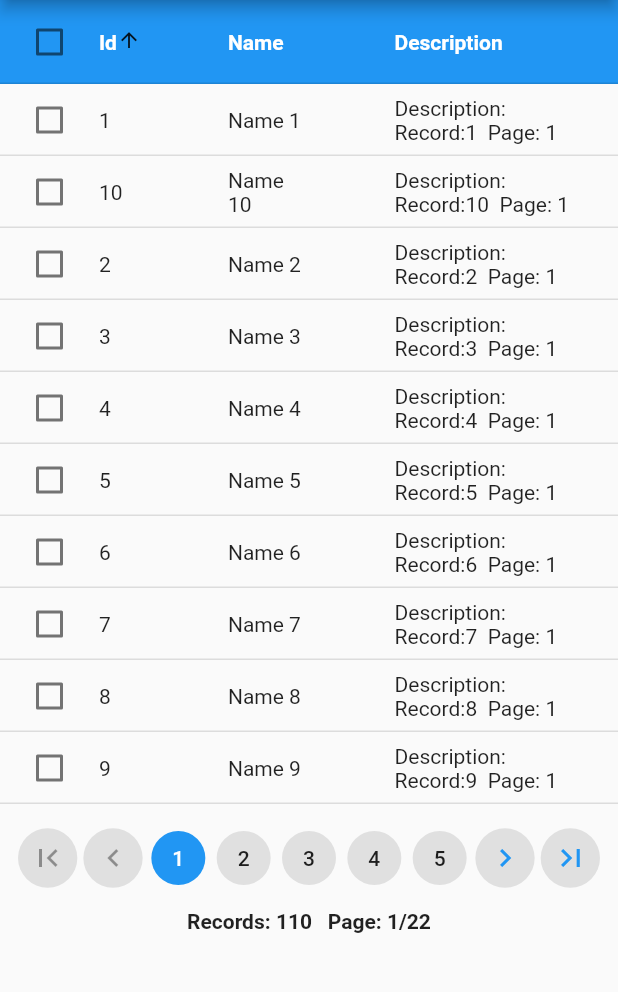
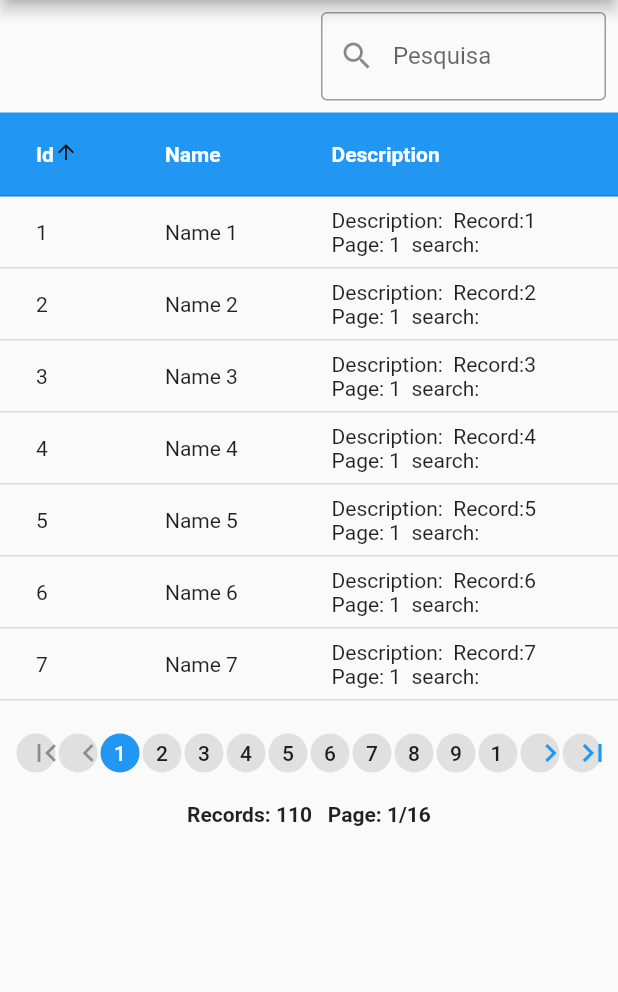
Before and after one commit to ddbits/dc_datatable, a Flutter app: the screen it shows after launch, after a tap on "Id", on a phone screen of 412 x 824 dp, the part 84-1076 px from its top. Run offline on Flutter 3.47's test engine with Material 2 defaults, Android fonts, the phone set to English and light mode, and no system bars.

Commit message:
release 1.0.3
 Add Search Field and loading dialog

```diff
--- a/example/lib/main.dart
+++ b/example/lib/main.dart
@@ -39,6 +39,8 @@ class MyHomePage extends StatelessWidget {
     DcDataTableController controller = MyDataTableController(context);
 
     controller.sortColumnIndex = 1;
+    controller.limitPages = 10;
+    controller.pageSize = 7;
 
     return Scaffold(
       appBar: AppBar(
@@ -54,7 +56,9 @@ class MyHomePage extends StatelessWidget {
               labelPage: 'Page',
               labelRecords: 'Records',
               labelNoRecords: 'No Records',
-              pageSize: 5,
+              showCheckboxColumn: false,
+              showInputSearch: true,
+              textInputActionSearch: TextInputAction.search,
               columns: [
                 DataColumn(
                     label: const Text('Id'),
@@ -137,25 +141,28 @@ class MyDataTableController extends DcDataTableController {
   MyDataTableController(super.context);
 
   @override
-  void onLoadData() async {
+  Future<void> onLoadData() async {
     //get Data from API
     debugPrint("fetch data from  api...");
+    loadding = true;
     Future.delayed(
-      const Duration(seconds: 0),
+      const Duration(seconds: 2),
       () {
-        debugPrint(" data return now");
-        List<ModelExample> dataList = List.generate(10, (i) {
+        List<ModelExample> dataList = List.generate(pageSize, (i) {
           i++;
           return ModelExample(
               id: i + (currentPage * 10),
               name: "Name ${i + (currentPage * 10)} ",
               description:
-                  "Description:  Record:${i + (currentPage * 10)}  Page: ${currentPage + 1}");
+                  "Description:  Record:${i + (currentPage * 10)}  Page: ${currentPage + 1}  search: $searchValue ");
         });
 
+        //set result Data from Api
         data = dataList;
         //symbolic value
         totalRecords = 110;
+        //close dialog loading
+        loadding = false;
       },
     );
   }
--- a/lib/dc_datatable_paginator.dart
+++ b/lib/dc_datatable_paginator.dart
@@ -2,5 +2,4 @@ library dc_datatable_paginator;
 
 export 'src/dc_datatable.dart';
 export 'src/dc_button.dart';
-export 'src/dc_paged.dart';
 export 'src/dc_datatable_controller.dart';
--- a/lib/src/dc_button.dart
+++ b/lib/src/dc_button.dart
@@ -24,7 +24,7 @@ class DcButton extends StatelessWidget {
     return Flexible(
       fit: FlexFit.loose,
       child: Padding(
-        padding: const EdgeInsets.all(2.0),
+        padding: const EdgeInsets.all(1.0),
         child: TextButton(
           onPressed: onPressed,
           style: TextButton.styleFrom(
--- a/lib/src/dc_datatable.dart
+++ b/lib/src/dc_datatable.dart
@@ -6,28 +6,33 @@ import 'dc_paginator.dart';
 
 class DcDataTable extends StatefulWidget {
   final List<DataColumn> columns;
-  final int pageSize;
-  final int limitPages;
-  final int initialPage;
+
   final bool paginator;
   final String labelPage;
   final String labelRecords;
   final String labelNoRecords;
+  final bool showCheckboxColumn;
+  final bool showInputSearch;
+  final String labelSearch;
+  final String labelLoading;
+  final TextInputAction? textInputActionSearch;
 
   final DcDataTableController controller;
 
-  const DcDataTable({
-    Key? key,
+  const DcDataTable(
+      {Key? key,
       required this.controller,
       required this.columns,
-    this.limitPages = 5,
-    this.pageSize = 10,
-    this.initialPage = 0,
       this.paginator = true,
       this.labelPage = 'Página',
       this.labelRecords = 'Registros',
       this.labelNoRecords = "Sem registros",
-  }) : super(key: key);
+      this.labelSearch = "Pesquisa",
+      this.labelLoading = "Carregando...",
+      this.showCheckboxColumn = false,
+      this.showInputSearch = false,
+      this.textInputActionSearch = TextInputAction.go})
+      : super(key: key);
 
   @override
   State<DcDataTable> createState() => _DcDataTableState();
@@ -39,6 +44,12 @@ class _DcDataTableState extends State<DcDataTable> {
     super.initState();
 
     widget.controller.addListenerUpdateCurrentPage(() {
+      setState(() {
+        fetchData();
+      });
+    });
+
+    widget.controller.addListenerUpdateSearchValue(() {
       setState(() {
         fetchData();
       });
@@ -71,12 +82,53 @@ class _DcDataTableState extends State<DcDataTable> {
         child: SizedBox(
             width: MediaQuery.of(context).size.width,
             child: Column(
-              mainAxisAlignment: MainAxisAlignment.center,
+              mainAxisAlignment: MainAxisAlignment.spaceEvenly,
               children: <Widget>[
+                //input search
+                widget.showInputSearch
+                    ? Padding(
+                        padding: const EdgeInsets.all(8.0),
+                        child: Row(
+                            mainAxisAlignment: MainAxisAlignment.end,
+                            crossAxisAlignment: CrossAxisAlignment.end,
+                            mainAxisSize: MainAxisSize.min,
+                            children: [
+                              SizedBox(
+                                width: MediaQuery.of(context).size.width * 0.50,
+                              ),
+                              Expanded(
+                                child: SizedBox(
+                                  width:
+                                      MediaQuery.of(context).size.width * 0.50,
+                                  child: TextField(
+                                    textInputAction:
+                                        widget.textInputActionSearch,
+                                    keyboardType: TextInputType.text,
+                                    onSubmitted: (value) {
+                                      widget.controller.searchValue = value;
+                                    },
+                                    onChanged: (value) {
+                                      if (widget.textInputActionSearch !=
+                                          TextInputAction.go) {
+                                        widget.controller.searchValue = value;
+                                      }
+                                    },
+                                    decoration: InputDecoration(
+                                      prefixIcon: const Icon(Icons.search),
+                                      labelText: widget.labelSearch,
+                                      border: const OutlineInputBorder(),
+                                    ),
+                                  ),
+                                ),
+                              )
+                            ]),
+                      )
+                    : const SizedBox(),
+                //datatable
                 SizedBox(
                   width: MediaQuery.of(context).size.width,
                   child: DataTable(
-                    showCheckboxColumn: true,
+                    showCheckboxColumn: widget.showCheckboxColumn,
                     headingTextStyle: const TextStyle(
                       fontWeight: FontWeight.bold,
                       color: Colors.white,
@@ -91,21 +143,48 @@ class _DcDataTableState extends State<DcDataTable> {
                     rows: _createRows(),
                   ),
                 ),
-                widget.controller.data.isEmpty
+                //label no records
+                (!widget.controller.loadding && widget.controller.data.isEmpty)
                     ? Padding(
                         padding: const EdgeInsets.all(10.0),
                         child: Text(widget.labelNoRecords,
                             style:
                                 const TextStyle(fontWeight: FontWeight.bold)))
                     : const SizedBox(),
-                widget.controller.data.isEmpty == false
+
+                //paginator
+                (!widget.controller.loadding &&
+                        widget.controller.data.isNotEmpty)
                     ? DcPaginator(
                         enable: widget.paginator,
                         labelPage: widget.labelPage,
                         labelRecords: widget.labelRecords,
-                        pageSize: widget.pageSize,
                         controller: widget.controller,
-                        limitPages: widget.limitPages,
+                      )
+                    : const SizedBox(),
+
+                //progress
+                widget.controller.loadding
+                    ? Center(
+                        child: Dialog(
+                          // The background color
+                          backgroundColor: Colors.white,
+                          child: Padding(
+                            padding: const EdgeInsets.symmetric(vertical: 15),
+                            child: Column(
+                              mainAxisSize: MainAxisSize.min,
+                              children: [
+                                // The loading indicator
+                                const CircularProgressIndicator(),
+                                const SizedBox(
+                                  height: 15,
+                                ),
+                                // Some text
+                                Text(widget.labelLoading)
+                              ],
+                            ),
+                          ),
+                        ),
                       )
                     : const SizedBox(),
               ],
@@ -125,17 +204,7 @@ class _DcDataTableState extends State<DcDataTable> {
     return createRows;
   }
 
-  Future<void> fetchData() async {
-    // showDialog(
-    //     context: context,
-    //     builder: (context) {
-    //       return const Center(
-    //         child: CircularProgressIndicator(),
-    //       );
-    //     });
-
-    setState(() {
+  fetchData() async {
     widget.controller.onLoadData();
-    });
   }
 }
--- a/lib/src/dc_datatable_controller.dart
+++ b/lib/src/dc_datatable_controller.dart
@@ -3,34 +3,47 @@ import 'package:flutter/material.dart';
 class DcDataTableController {
   late BuildContext context;
 
+  final ValueNotifier<int> _pageSize = ValueNotifier(10);
+  final ValueNotifier<int> _initialPage = ValueNotifier(0);
+  final ValueNotifier<int> _limitPages = ValueNotifier(5);
   final ValueNotifier<int> _totalRecords = ValueNotifier(0);
+  final ValueNotifier<List> _data = ValueNotifier([]);
+  final ValueNotifier<List> _dataSelected = ValueNotifier([]);
+  final ValueNotifier<int> _currentPage = ValueNotifier(0);
+  final ValueNotifier<bool> _sortAscending = ValueNotifier(false);
+  final ValueNotifier<int> _sortColumnIndex = ValueNotifier(0);
+  final ValueNotifier<String> _searchValue = ValueNotifier('');
+
+  final ValueNotifier<bool> _loadding = ValueNotifier(false);
+
+  //getters
   int get totalRecords => _totalRecords.value;
+  List get data => _data.value;
+  List get dataSelected => _dataSelected.value;
+  int get currentPage => _currentPage.value;
+  bool get sortAscending => _sortAscending.value;
+  int get sortColumnIndex => _sortColumnIndex.value;
+  int get pageSize => _pageSize.value;
+  int get initialPage => _initialPage.value;
+  int get limitPages => _limitPages.value;
+  String get searchValue => _searchValue.value;
+  bool get loadding => _loadding.value;
+
+  //setters
   set totalRecords(int value) => _totalRecords.value = value;
-
-  final ValueNotifier<List> _data = ValueNotifier([]);
-  List get data => _data.value;
   set data(List value) => _data.value = value;
-
-  final ValueNotifier<List> _dataSelected = ValueNotifier([]);
-  List get dataSelected => _dataSelected.value;
   set dataSelected(List value) => _dataSelected.value = value;
-
-  final ValueNotifier<int> _currentPage = ValueNotifier(0);
-  int get currentPage => _currentPage.value;
   set currentPage(int value) => _currentPage.value = value;
-
-  final ValueNotifier<bool> _sortAscending = ValueNotifier(false);
-  get sortAscending => _sortAscending.value;
   set sortAscending(value) => _sortAscending.value = value;
-
-  final ValueNotifier<int> _sortColumnIndex = ValueNotifier(0);
-  get sortColumnIndex => _sortColumnIndex.value;
   set sortColumnIndex(sortColumnIndex) =>
       _sortColumnIndex.value = sortColumnIndex;
+  set pageSize(int value) => _pageSize.value = value;
+  set limitPages(int value) => _limitPages.value = value;
+  set searchValue(String value) => _searchValue.value = value;
 
-  int pageSize = 0;
-  int initialPage = 0;
-  bool paginator = true;
+  set loadding(bool value) {
+    _loadding.value = value;
+  }
 
   DcDataTableController(this.context);
 
@@ -38,7 +51,7 @@ class DcDataTableController {
     return const DataRow(cells: <DataCell>[DataCell(Text("none"))]);
   }
 
-  void onLoadData() async {
+  Future<void> onLoadData() async {
     data = [];
     totalRecords = 0;
   }
@@ -67,6 +80,10 @@ class DcDataTableController {
     _sortAscending.addListener(f);
   }
 
+  void addListenerUpdateSearchValue(Function() f) {
+    _searchValue.addListener(f);
+  }
+
   static int compareString(bool ascending, String value1, String value2) =>
       ascending ? value1.compareTo(value2) : value2.compareTo(value1);
 }
--- a/lib/src/dc_paged.dart
+++ /dev/null
@@ -1,9 +0,0 @@
-class DcPaged {
-  final List data;
-  final int totalRecords;
-
-  DcPaged({
-    required this.data,
-    required this.totalRecords,
-  });
-}
--- a/lib/src/dc_paginator.dart
+++ b/lib/src/dc_paginator.dart
@@ -3,8 +3,6 @@ import '../dc_datatable_paginator.dart';
 
 class DcPaginator extends StatelessWidget {
   final bool enable;
-  final int pageSize;
-  final int limitPages;
   final String labelPage;
   final String labelRecords;
   final DcDataTableController controller;
@@ -12,14 +10,12 @@ class DcPaginator extends StatelessWidget {
   const DcPaginator({
     Key? key,
     required this.controller,
-    required this.pageSize,
-    required this.limitPages,
     this.enable = false,
     this.labelPage = 'Page',
     this.labelRecords = 'Records',
   }) : super(key: key);
 
-  int get maxPageSize => (controller.totalRecords / pageSize).ceil();
+  int get maxPageSize => (controller.totalRecords / controller.pageSize).ceil();
 
   @override
   Widget build(BuildContext context) {
@@ -78,44 +74,35 @@ class DcPaginator extends StatelessWidget {
   }
 
   _first() {
-    //_getCurrentPage() = 0;
     _setCurrentPage(0);
-
-    // onPageChange?.call(_getCurrentPage());
   }
 
   _last() {
     _setCurrentPage(maxPageSize - 1);
-    // onPageChange?.call(_getCurrentPage());
   }
 
   _prev() {
     _setCurrentPage(_getCurrentPage() - 1);
-    // onPageChange?.call(_getCurrentPage());
   }
 
   _next() {
     _setCurrentPage(_getCurrentPage() + 1);
-//    _getCurrentPage()++;
-    //   onPageChange?.call(_getCurrentPage());
   }
 
   _navigateToPage(int index) {
     index = index;
-    //_getCurrentPage() = index;
     _setCurrentPage(index);
-    //  onPageChange?.call(index);
   }
 
   List<Widget> _generateButtonList() {
     List<Widget> buttons = [];
 
-    int pageSize = limitPages;
+    int pageSize = controller.limitPages;
     int pageStart = 0;
     int pageEnd = maxPageSize;
     int currentPage = _getCurrentPage() + 1;
 
-    if (limitPages < maxPageSize) {
+    if (controller.limitPages < maxPageSize) {
       int group = (currentPage / pageSize).ceil();
       if (group == 0) group = 1;
       int limiteFim = (group * pageSize);
--- a/pubspec.yaml
+++ b/pubspec.yaml
@@ -1,6 +1,6 @@
 name: dc_datatable_paginator
 description: Widget Datatable with pagination
-version: 1.0.2
+version: 1.0.3
 homepage: https://github.com/ddbits/dc_datatable.git
 
 
```
Also changed, not shown: example/pubspec.lock, 2 other files. Lines whose indentation alone changed are shown as unchanged.
